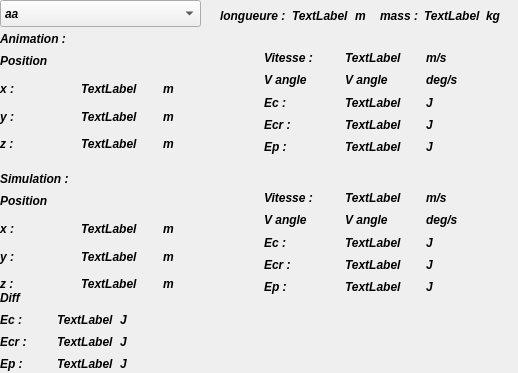
The window that projet/physics/Debugging.ui (LuJu/ProjetMTR) describes before a commit, drawn with Qt 5.
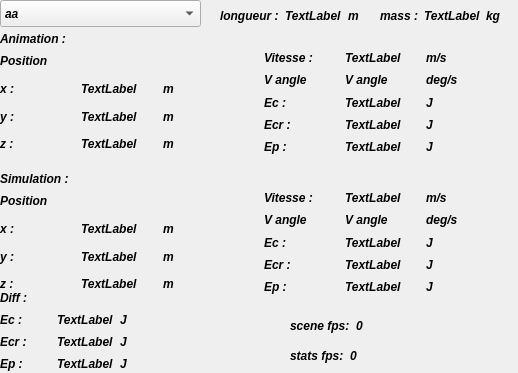
The same window after the commit.

What changed in the file:
```diff
--- a/projet/physics/Debugging.ui
+++ b/projet/physics/Debugging.ui
@@ -1166,7 +1166,7 @@
          </font>
         </property>
         <property name="text">
-         <string>Diff</string>
+         <string>Diff :</string>
         </property>
        </widget>
       </item>
@@ -1376,7 +1376,7 @@
        </font>
       </property>
       <property name="text">
-       <string>longueure :</string>
+       <string>longueur :</string>
       </property>
      </widget>
     </item>
@@ -1412,6 +1412,136 @@
     </item>
    </layout>
   </widget>
+  <widget class="QWidget" name="horizontalLayoutWidget_3">
+   <property name="geometry">
+    <rect>
+     <x>290</x>
+     <y>310</y>
+     <width>135</width>
+     <height>31</height>
+    </rect>
+   </property>
+   <property name="font">
+    <font>
+     <pointsize>9</pointsize>
+     <weight>75</weight>
+     <italic>true</italic>
+     <bold>true</bold>
+    </font>
+   </property>
+   <layout class="QHBoxLayout" name="horizontalLayout_8">
+    <item>
+     <widget class="QLabel" name="label_36">
+      <property name="font">
+       <font>
+        <pointsize>9</pointsize>
+        <weight>75</weight>
+        <italic>true</italic>
+        <bold>true</bold>
+       </font>
+      </property>
+      <property name="text">
+       <string>scene fps:</string>
+      </property>
+     </widget>
+    </item>
+    <item>
+     <widget class="QLabel" name="fps">
+      <property name="font">
+       <font>
+        <pointsize>9</pointsize>
+        <weight>75</weight>
+        <italic>true</italic>
+        <bold>true</bold>
+       </font>
+      </property>
+      <property name="text">
+       <string>0</string>
+      </property>
+     </widget>
+    </item>
+    <item>
+     <widget class="QLabel" name="label_37">
+      <property name="font">
+       <font>
+        <pointsize>9</pointsize>
+        <weight>75</weight>
+        <italic>true</italic>
+        <bold>true</bold>
+       </font>
+      </property>
+      <property name="text">
+       <string/>
+      </property>
+     </widget>
+    </item>
+   </layout>
+  </widget>
+  <widget class="QWidget" name="horizontalLayoutWidget_5">
+   <property name="geometry">
+    <rect>
+     <x>290</x>
+     <y>340</y>
+     <width>135</width>
+     <height>31</height>
+    </rect>
+   </property>
+   <property name="font">
+    <font>
+     <pointsize>9</pointsize>
+     <weight>75</weight>
+     <italic>true</italic>
+     <bold>true</bold>
+    </font>
+   </property>
+   <layout class="QHBoxLayout" name="horizontalLayout_9">
+    <item>
+     <widget class="QLabel" name="label_38">
+      <property name="font">
+       <font>
+        <pointsize>9</pointsize>
+        <weight>75</weight>
+        <italic>true</italic>
+        <bold>true</bold>
+       </font>
+      </property>
+      <property name="text">
+       <string>stats fps:</string>
+      </property>
+     </widget>
+    </item>
+    <item>
+     <widget class="QLabel" name="fps_stats">
+      <property name="font">
+       <font>
+        <pointsize>9</pointsize>
+        <weight>75</weight>
+        <italic>true</italic>
+        <bold>true</bold>
+       </font>
+      </property>
+      <property name="text">
+       <string>0</string>
+      </property>
+     </widget>
+    </item>
+    <item>
+     <widget class="QLabel" name="label_39">
+      <property name="font">
+       <font>
+        <pointsize>9</pointsize>
+        <weight>75</weight>
+        <italic>true</italic>
+        <bold>true</bold>
+       </font>
+      </property>
+      <property name="text">
+       <string/>
+      </property>
+     </widget>
+    </item>
+   </layout>
+  </widget>
  </widget>
  <resources/>
  <connections/>
```
Left out of the diff: 2 changed lines with no effect on the pictures.
